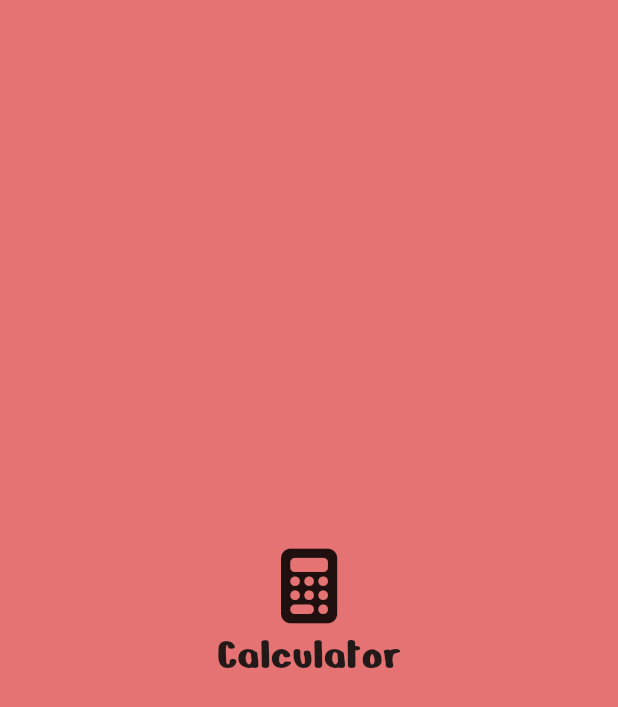
After one commit to honeypathkar/Flutter-Practice-Project, a Flutter app: the SplashScreen screen opened directly, on a phone screen of 412 x 824 dp. The commit adds this screen. Shown: the top 707 px of the screen. Run offline on Flutter 3.47's test engine with Material 3 defaults, Android fonts, the phone set to English and light mode, and no system bars; our stand-ins replace font_awesome_flutter.

Commit message:
Using splash screen

```diff
--- a/lib/main.dart
+++ b/lib/main.dart
@@ -2,7 +2,8 @@ import 'package:flutter/material.dart';
 // ignore: unused_import
 import 'package:intl/intl.dart';
 import 'package:font_awesome_flutter/font_awesome_flutter.dart';
-import 'package:project1/HomePage.dart';
+// import 'package:project1/HomePage.dart';
+import 'package:project1/screen/splash_screen.dart';
 
 void main() {
   runApp(const MyApp());
@@ -19,7 +20,7 @@ class MyApp extends StatelessWidget {
         colorScheme: ColorScheme.fromSeed(seedColor: Colors.red.shade400),
         useMaterial3: true,
       ),
-      home: const Homepage(),
+      home: const SplashScreen(),
     );
   }
 }
--- /dev/null
+++ b/lib/screen/splash_screen.dart
@@ -0,0 +1,51 @@
+import 'dart:async';
+
+import 'package:flutter/material.dart';
+import 'package:font_awesome_flutter/font_awesome_flutter.dart';
+import 'package:project1/main.dart';
+
+class SplashScreen extends StatefulWidget {
+  const SplashScreen({super.key});
+
+  @override
+  State<SplashScreen> createState() => _SplashScreenState();
+}
+
+class _SplashScreenState extends State<SplashScreen> {
+  @override
+  void initState() {
+    super.initState();
+    Timer(const Duration(seconds: 3), () {
+      Navigator.pushReplacement(
+          context,
+          MaterialPageRoute(
+              builder: (context) => const MyHomePage(
+                    title: 'Calculator',
+                  )));
+    });
+  }
+
+  @override
+  Widget build(BuildContext context) {
+    return Scaffold(
+      body: Container(
+        color: Colors.red.shade300,
+        child: const Center(
+          child: Column(
+            mainAxisAlignment: MainAxisAlignment.center,
+            children: [
+              FaIcon(
+                FontAwesomeIcons.calculator,
+                size: 50,
+              ),
+              Text(
+                "Calculator",
+                style: TextStyle(fontSize: 30, fontFamily: "NerkoOne"),
+              )
+            ],
+          ),
+        ),
+      ),
+    );
+  }
+}
```
